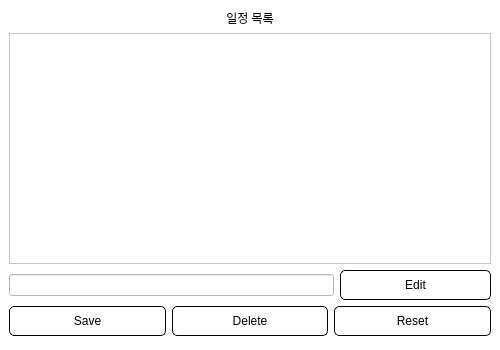
First picture: the form in _uiFiles/modify_sub.ui, repository Non-duality/-, before the edit.
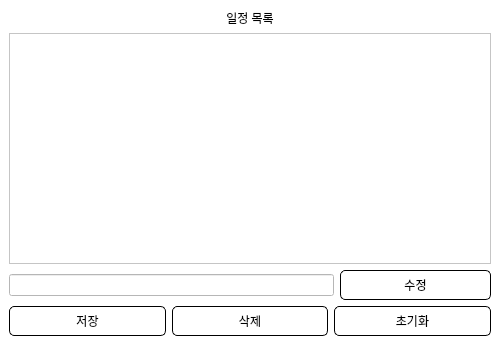
Second picture: the form after the edit.

```diff
--- a/_uiFiles/modify_sub.ui
+++ b/_uiFiles/modify_sub.ui
@@ -105,7 +105,7 @@
 border-color: rgb(0, 0, 0);</string>
         </property>
         <property name="text">
-         <string>Edit</string>
+         <string>수정</string>
         </property>
        </widget>
       </item>
@@ -136,7 +136,7 @@
 border-color: rgb(0, 0, 0);</string>
         </property>
         <property name="text">
-         <string>Save</string>
+         <string>저장</string>
         </property>
        </widget>
       </item>
@@ -163,7 +163,7 @@
 border-color: rgb(0, 0, 0);</string>
         </property>
         <property name="text">
-         <string>Delete</string>
+         <string>삭제</string>
         </property>
        </widget>
       </item>
@@ -190,7 +190,7 @@
 border-color: rgb(0, 0, 0);</string>
         </property>
         <property name="text">
-         <string>Reset</string>
+         <string>초기화</string>
         </property>
        </widget>
       </item>
```
